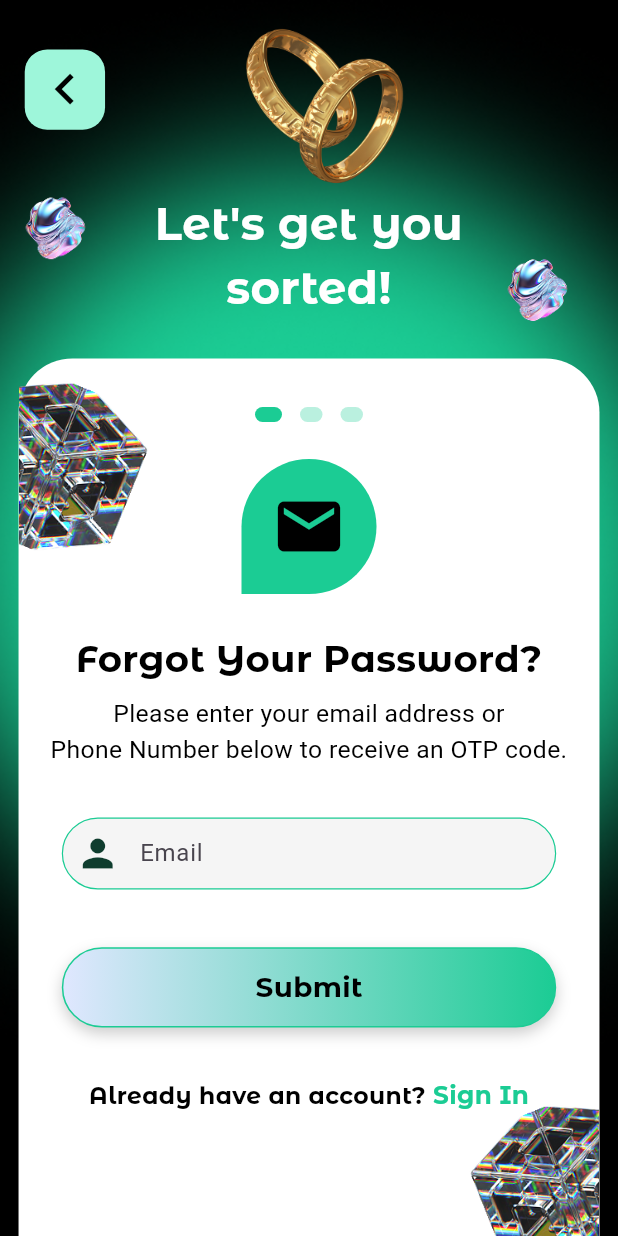
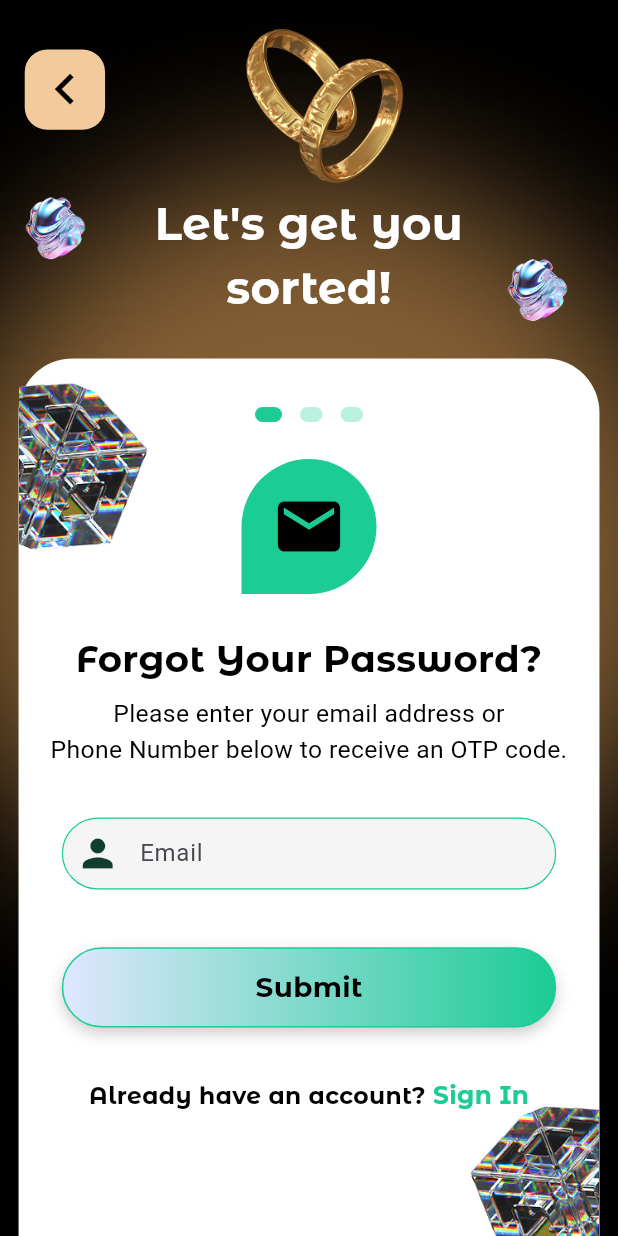
Before and after one commit to Alvin11David/Events-Uganda, a Flutter app: the OTPCodeScreen screen opened directly, on a phone screen of 412 x 824 dp. Run offline on Flutter 3.47's test engine with Material 3 defaults, Android fonts, the phone set to English and light mode, and no system bars; our stand-ins replace cloud_firestore, firebase_auth, firebase_core, firebase_messaging, google_sign_in, shared_preferences and 1 more; accounts and stored records are empty; Roboto replaces fonts that are missing (Abril Fatface).

Commit message:
Editted obs1

```diff
--- a/events_uganda/lib/Auth/Otp_Code_Screen.dart
+++ b/events_uganda/lib/Auth/Otp_Code_Screen.dart
@@ -43,7 +43,7 @@ class _OTPCodeScreenState extends State<OTPCodeScreen> {
               left: 0,
               right: 0,
               child: Image.asset(
-                'assets/backgroundcolors/forgotpasswordscreen.png',
+                'assets/backgroundcolors/otpcodescreen.png',
                 width: screenWidth,
                 height: screenHeight * 0.9,
                 fit: BoxFit.cover,
@@ -60,7 +60,7 @@ class _OTPCodeScreenState extends State<OTPCodeScreen> {
                   width: screenWidth * 0.13,
                   height: screenWidth * 0.13,
                   decoration: BoxDecoration(
-                    color: const Color(0xFF9EF6DA),
+                    color: const Color(0xFFF3CA9B),
                     borderRadius: BorderRadius.circular(15),
                   ),
                   child: Center(
```
